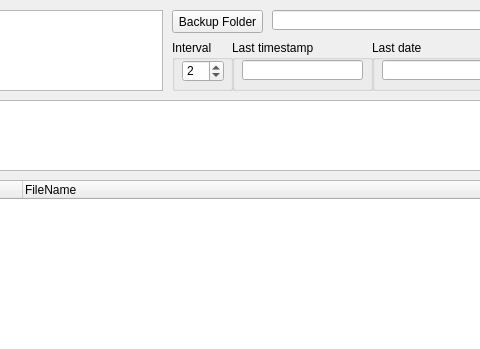
This is sgauto.ui in misiektw/sgauto as Qt 5 draws it before an edit; both pictures show x 218 to 698 and y 0 to 349 of the 819 by 497 pixel window. The edited form follows.
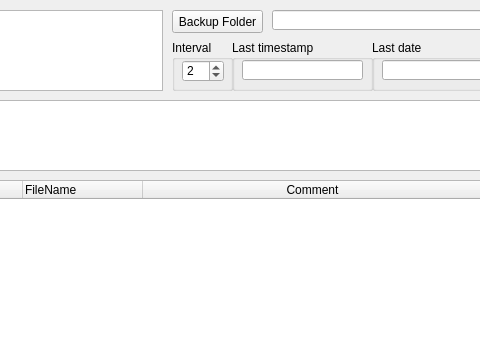
This is the edited form. Icons and pictures are not drawn.

Commit message: Add comments for snapshots.

Diff of the .ui file:
```diff
--- a/sgauto.ui
+++ b/sgauto.ui
@@ -133,6 +133,11 @@
      <set>AlignLeading|AlignVCenter</set>
     </property>
    </column>
+   <column>
+    <property name="text">
+     <string>Comment</string>
+    </property>
+   </column>
   </widget>
   <widget class="QListWidget" name="lwSGPaths">
    <property name="geometry">
```
The commit also changes 1 other file.
